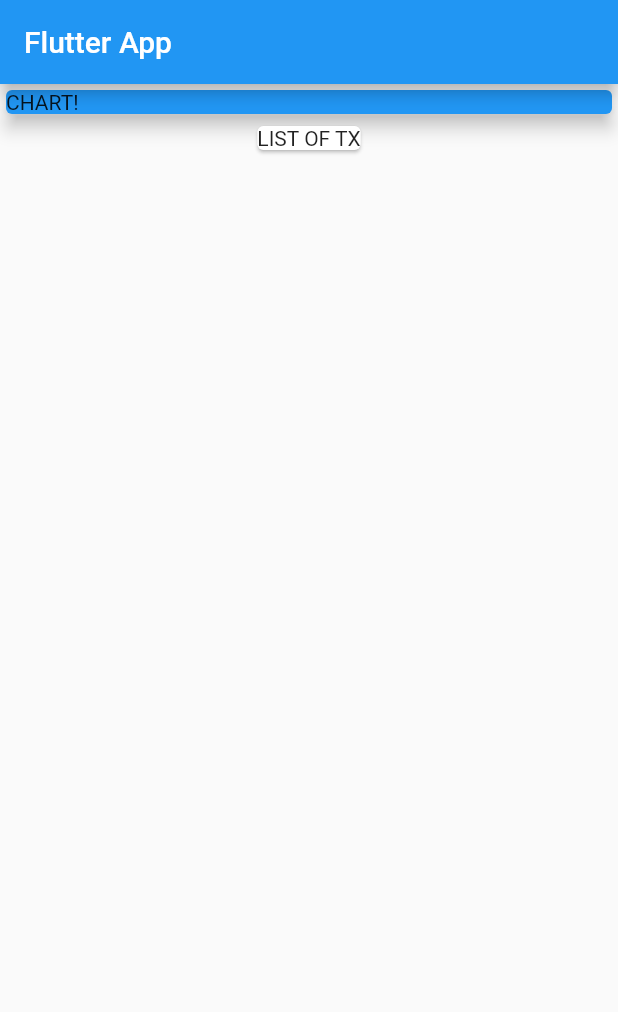
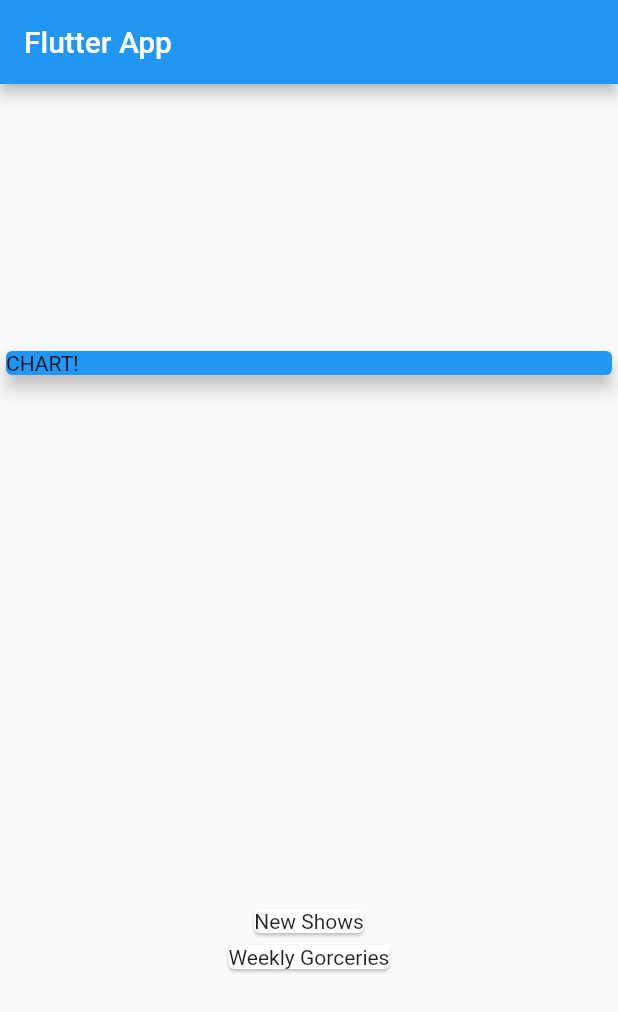
Before and after one commit to J-Rod22/personal_expenses, a Flutter app: the screen it shows after launch, on a phone screen of 412 x 824 dp. Shown: the top 1012 px of the screen. Run offline on Flutter 3.47's test engine with Material 2 defaults, Android fonts, the phone set to English and light mode, and no system bars.

Commit message:
74. mapping data into widgets

```diff
--- a/lib/main.dart
+++ b/lib/main.dart
@@ -1,4 +1,5 @@
 import 'package:flutter/material.dart';
+import './transaction.dart';
 
 void main() => runApp(MyApp());
 
@@ -13,6 +14,21 @@ class MyApp extends StatelessWidget {
 }
 
 class MyHomePage extends StatelessWidget {
+  final List<Transaction> transactions = [
+    Transaction(
+      id: 't1',
+      title: 'New Shows',
+      amount: 69.99,
+      date: DateTime.now(),
+    ),
+    Transaction(
+      id: 't2',
+      title: 'Weekly Gorceries',
+      amount: 16.53,
+      date: DateTime.now(),
+    ),
+  ];
+
   @override
   Widget build(BuildContext context) {
     return Scaffold(
@@ -20,6 +36,8 @@ class MyHomePage extends StatelessWidget {
         title: Text('Flutter App'),
       ),
       body: Column(
+        mainAxisAlignment: MainAxisAlignment.spaceAround,
+        crossAxisAlignment: CrossAxisAlignment.stretch,
         children: <Widget>[
           Container(
             width: double.infinity,
@@ -29,9 +47,9 @@ class MyHomePage extends StatelessWidget {
               elevation: 5,
             ),
           ),
-          Card(
-            child: Text('LIST OF TX'),
-          ),
+          Column(children: transactions.map((tx) {
+            return Card(child: Text(tx.title),);
+          }).toList()),
         ],
       ),
     );
--- /dev/null
+++ b/lib/transaction.dart
@@ -0,0 +1,15 @@
+import 'package:flutter/foundation.dart';
+
+class Transaction {
+  String id;
+  String title;
+  double amount;
+  DateTime date;
+
+  Transaction({
+    @required this.id,
+    @required this.title,
+    @required this.amount,
+    @required this.date
+  });
+}
```
